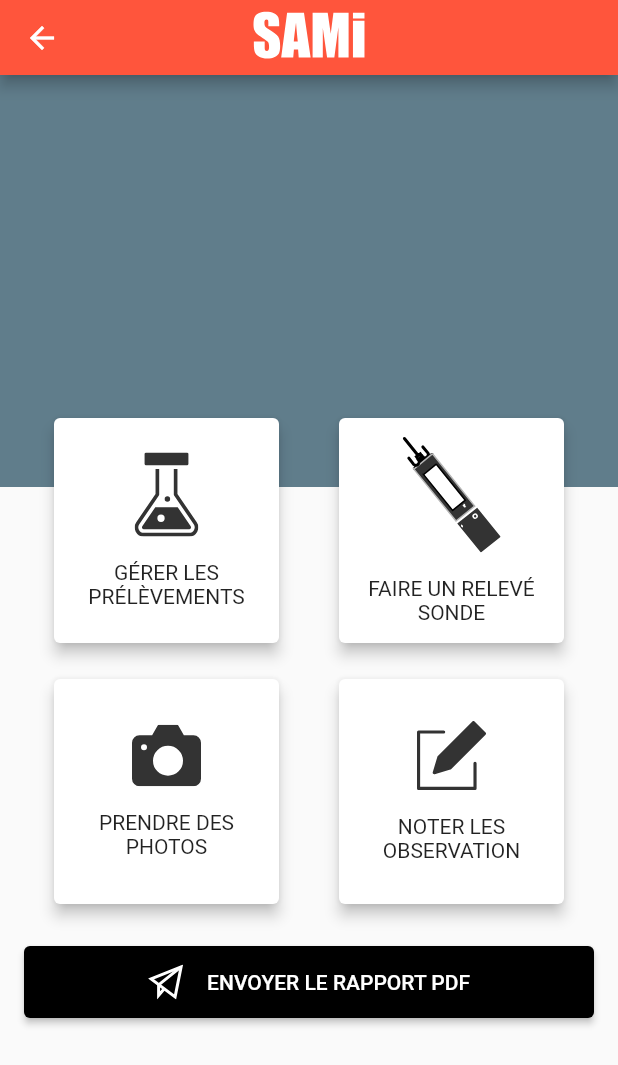
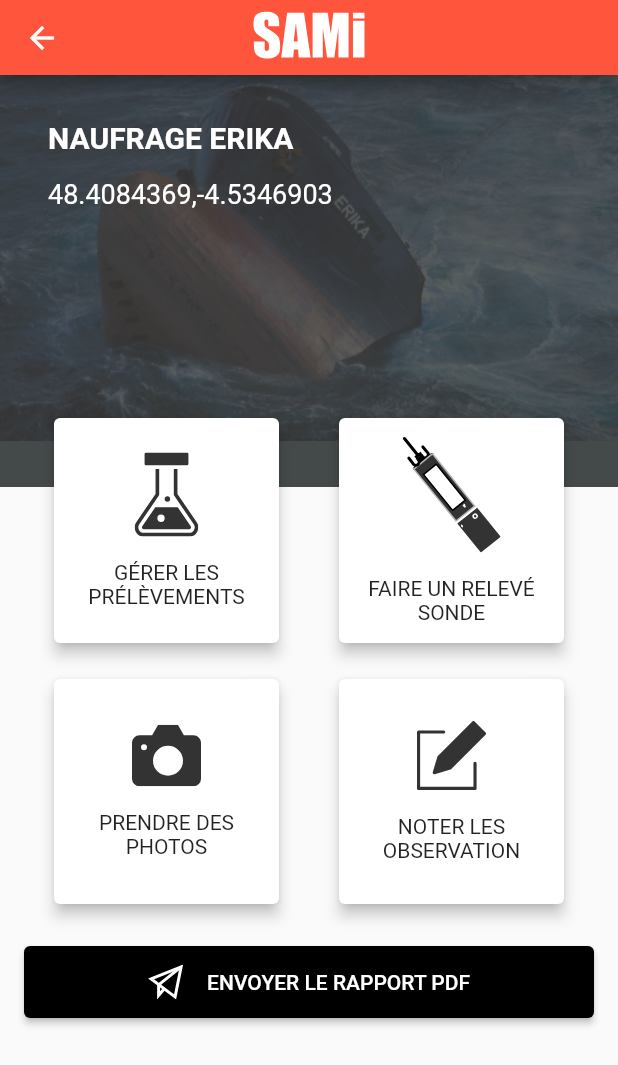
Before and after one commit to cballevre/sami, a Flutter app: the RecognitionSheetPage screen opened directly, on a phone screen of 412 x 824 dp. Shown: the top 1065 px of the screen. Run offline on Flutter 3.47's test engine with Material 2 defaults, Android fonts, the phone set to English and light mode, and no system bars; our stand-ins replace cloud_firestore, firebase_core, flutter_map, flutter_svg, geolocator, latlong2 and 1 more; accounts and stored records are empty.

Commit message:
Add erika image

```diff
--- a/lib/pages/recognition_sheet.dart
+++ b/lib/pages/recognition_sheet.dart
@@ -26,7 +26,35 @@ class _RecognitionSheetPageState extends State<RecognitionSheetPage> {
         body: Stack(
             alignment: Alignment.center,
             clipBehavior: Clip.none, children: [
-          Container(width: MediaQuery.of(context).size.width, height: (MediaQuery.of(context).size.height * 1/3), color: Colors.blueGrey),
+          Container(
+              width: MediaQuery.of(context).size.width, height: (MediaQuery.of(context).size.height * 1/3),
+              color: Colors.blueGrey,
+              child: Stack(
+                children: [
+
+                  const Image(
+                    image: AssetImage('assets/erika.png'),
+                    fit: BoxFit.cover,
+                  ),
+                  Container(
+                    color: Color.fromRGBO(62,62,60, 0.82),
+                  ),
+                  Positioned(
+                      top: 30,
+                      left: 32,
+                      child: Column(
+                        crossAxisAlignment: CrossAxisAlignment.start,
+                        children: [
+                          Text("NAUFRAGE ERIKA",style: TextStyle(fontSize: 20, color: Colors.white, fontWeight: FontWeight.bold)),
+                          SizedBox(height: 16),
+                          Text("48.4084369,-4.5346903",style: TextStyle(fontSize: 18, color: Colors.white))
+                        ],
+                      )
+                  ),
+
+                ],
+              )
+          ),
           Positioned(
             left: 0,
             right: 0,
@@ -37,6 +65,7 @@ class _RecognitionSheetPageState extends State<RecognitionSheetPage> {
                     mainAxisAlignment: MainAxisAlignment.spaceEvenly,
                     children: [
                       ActionRecognitionTile(size: size, iconAsset: 'assets/chemistry.svg', label: "GÉRER LES PRÉLÈVEMENTS", onPressed: () {
+                        print("GÉRER LES PRÉLÈVEMENTS");
                         Navigator.of(context).push(
                           MaterialPageRoute(
                             builder: (context) => const SampleListPage(),
--- a/lib/pages/recognition_sheet_list.dart
+++ b/lib/pages/recognition_sheet_list.dart
@@ -1,8 +1,6 @@
 import 'package:cloud_firestore/cloud_firestore.dart';
 import 'package:flutter/material.dart';
-import 'package:sami/utils/palette.dart';
 import 'package:sami/pages/recognition_sheet.dart';
-
 
 class RecognitionSheetListPage extends StatefulWidget {
   const RecognitionSheetListPage({super.key});
@@ -43,5 +41,4 @@ class _RecognitionSheetListPageState extends State<RecognitionSheetListPage> {
         },
         );
       }
-
 }
--- a/lib/widgets/action_recognition_tile.dart
+++ b/lib/widgets/action_recognition_tile.dart
@@ -17,11 +17,12 @@ class ActionRecognitionTile extends StatelessWidget {
 
   @override
   Widget build(BuildContext context) {
-    return SizedBox(width: _size, height: _size, child: Card(
+    return InkWell(
+
+        onTap: _onPressed,
+        child:SizedBox(width: _size, height: _size, child: Card(
       elevation: 4,
-      child:  InkWell(
-        onTap: _onPressed,
-        child:
+      child:
         Padding(padding: EdgeInsets.all(8),
     child: Column(
         mainAxisAlignment: MainAxisAlignment.center,
```
Also changed, not shown: lib/pages/sample_list.dart (+44 -2 lines), assets/erika.png (added).
